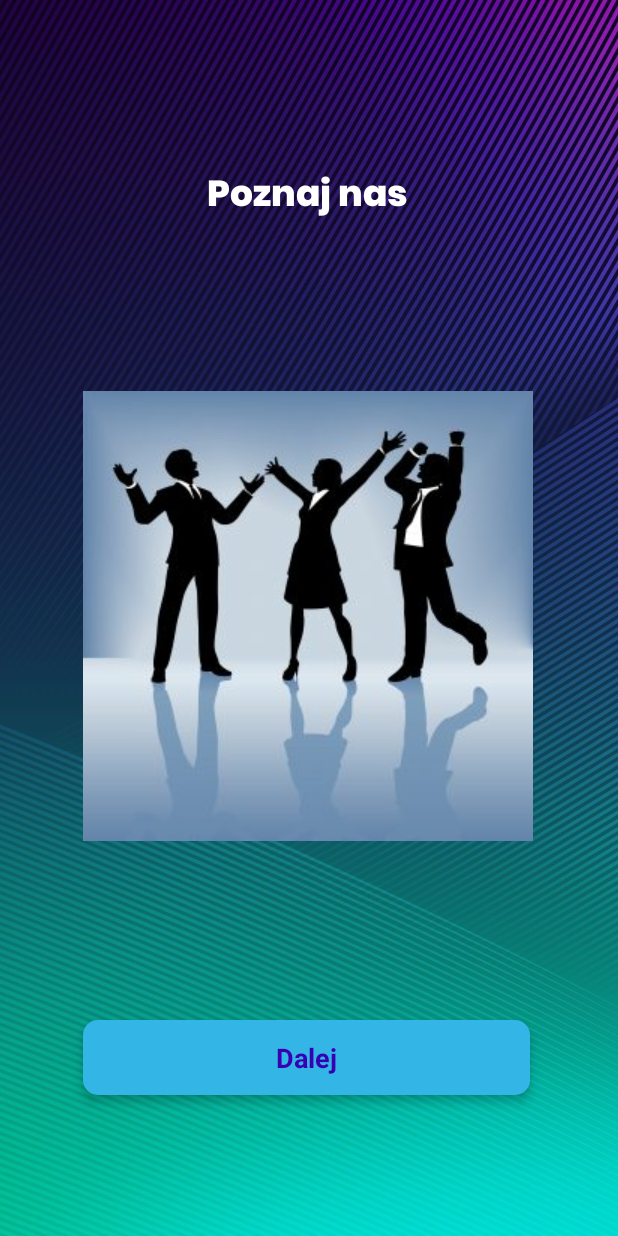
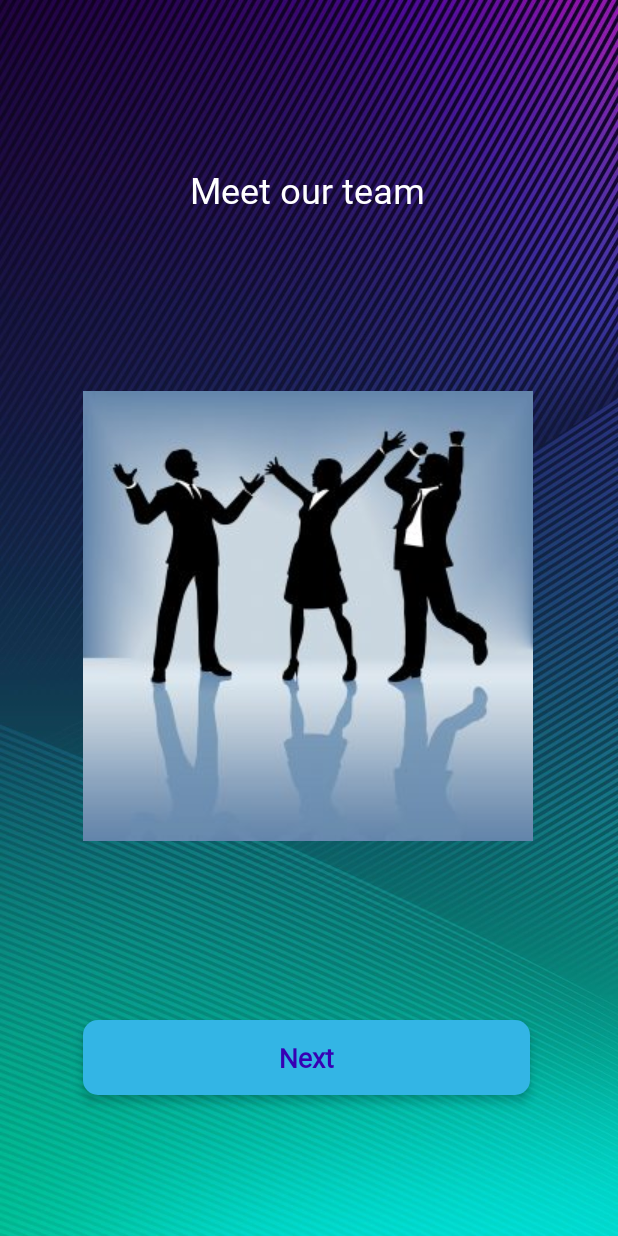
Before and after one commit to mpasko90/GroupApplication, an Android app: the screen it shows after launch (FirstActivity), on a phone screen of 412 x 824 dp. Run offline under Robolectric (Android 15) with nearby library versions, the phone set to English and light mode, and no system bars.

Commit message:
drobne poprawki, czcionka, kolory

```diff
--- a/app/src/main/res/layout/activity_first.xml
+++ b/app/src/main/res/layout/activity_first.xml
@@ -12,7 +12,7 @@
         android:layout_width="wrap_content"
         android:layout_height="wrap_content"
         android:layout_marginTop="100dp"
-        android:fontFamily="@font/poppins_extrabold"
+        android:fontFamily="@font/jua"
         android:padding="10dp"
         android:text="@string/strHello"
         android:textColor="@color/white"
@@ -59,7 +59,8 @@
             app:layout_constraintBottom_toBottomOf="parent"
             app:layout_constraintEnd_toEndOf="parent"
             app:layout_constraintStart_toStartOf="parent"
-            app:layout_constraintTop_toTopOf="parent" />
+            app:layout_constraintTop_toTopOf="parent"
+            android:fontFamily="@font/jua"/>
     </androidx.constraintlayout.widget.ConstraintLayout>
 
 
--- a/app/src/main/res/layout/activity_second.xml
+++ b/app/src/main/res/layout/activity_second.xml
@@ -12,7 +12,7 @@
       android:layout_width="wrap_content"
       android:layout_height="wrap_content"
       android:layout_marginTop="100dp"
-      android:fontFamily="@font/poppins_extrabold"
+      android:fontFamily="@font/jua"
       android:padding="10dp"
       android:text="@string/strInspired"
       android:textColor="@color/white"
@@ -58,7 +58,8 @@
         app:layout_constraintBottom_toBottomOf="parent"
         app:layout_constraintEnd_toEndOf="parent"
         app:layout_constraintStart_toStartOf="parent"
-        app:layout_constraintTop_toTopOf="parent" />
+        app:layout_constraintTop_toTopOf="parent"
+        android:fontFamily="@font/jua"/>
   </androidx.constraintlayout.widget.ConstraintLayout>
 
 </androidx.constraintlayout.widget.ConstraintLayout>
--- a/app/src/main/res/layout/activity_third.xml
+++ b/app/src/main/res/layout/activity_third.xml
@@ -12,7 +12,7 @@
         android:layout_width="wrap_content"
         android:layout_height="wrap_content"
         android:layout_marginTop="100dp"
-        android:fontFamily="@font/poppins_extrabold"
+        android:fontFamily="@font/jua"
         android:padding="10dp"
         android:text="@string/strPlay"
         android:textColor="@color/white"
@@ -57,6 +57,7 @@
             app:layout_constraintBottom_toBottomOf="parent"
             app:layout_constraintEnd_toEndOf="parent"
             app:layout_constraintStart_toStartOf="parent"
-            app:layout_constraintTop_toTopOf="parent" />
+            app:layout_constraintTop_toTopOf="parent"
+            android:fontFamily="@font/jua"/>
     </androidx.constraintlayout.widget.ConstraintLayout>
 </androidx.constraintlayout.widget.ConstraintLayout>
--- a/app/src/main/res/menu/bottom_menu.xml
+++ b/app/src/main/res/menu/bottom_menu.xml
@@ -1,6 +1,7 @@
 <?xml version="1.0" encoding="utf-8"?>
 <menu xmlns:android="http://schemas.android.com/apk/res/android"
-    xmlns:app="http://schemas.android.com/apk/res-auto">
+    xmlns:app="http://schemas.android.com/apk/res-auto"
+    >
     <item android:icon="@drawable/ic_home"
         android:title="@string/strHome"
         android:id="@+id/home"
@@ -20,7 +21,6 @@
         android:title="@string/strInspired"
         android:id="@+id/idea"
         app:showAsAction="withText"
-
         ></item>
 
 
--- a/app/src/main/res/values-night/themes.xml
+++ b/app/src/main/res/values-night/themes.xml
@@ -1,6 +1,6 @@
 <resources xmlns:tools="http://schemas.android.com/tools">
     <!-- Base application theme. -->
-    <style name="Theme.GroupApplication" parent="Theme.MaterialComponents.DayNight.DarkActionBar">
+    <style name="Theme.GroupApplication" parent="Theme.MaterialComponents.DayNight.NoActionBar">
         <!-- Primary brand color. -->
         <item name="colorPrimary">@color/purple_200</item>
         <item name="colorPrimaryVariant">@color/purple_700</item>
--- a/app/src/main/res/values/colors.xml
+++ b/app/src/main/res/values/colors.xml
@@ -7,4 +7,6 @@
     <color name="teal_700">#FF018786</color>
     <color name="black">#FF000000</color>
     <color name="white">#FFFFFFFF</color>
+    <color name="bgcolor">#DFEDF3</color>
+    <color name="botbarcolor">#97DBF2</color>
 </resources>
--- a/app/src/main/res/values/strings.xml
+++ b/app/src/main/res/values/strings.xml
@@ -1,10 +1,10 @@
 <resources>
     <string name="app_name">Group Application</string>
-    <string name="strHello">Poznaj nas</string>
-    <string name="strNext">Dalej</string>
-    <string name="strInspired">Zainspiruj się</string>
+    <string name="strHello">Meet our team</string>
+    <string name="strNext">Next</string>
+    <string name="strInspired">Get Inspired</string>
     <string name="strIdea">Get Inspired</string>
-    <string name="strPlay">Zagraj</string>
+    <string name="strPlay">Play</string>
     <string name="strMenuHello">Cześć, \n co sprawdzimy najpierw?</string>
     <string name="strHome">Strona główna</string>
 </resources>
```
Also changed, not shown: app/src/main/res/layout/activity_menu.xml (+5 -2 lines), 1 other file.
